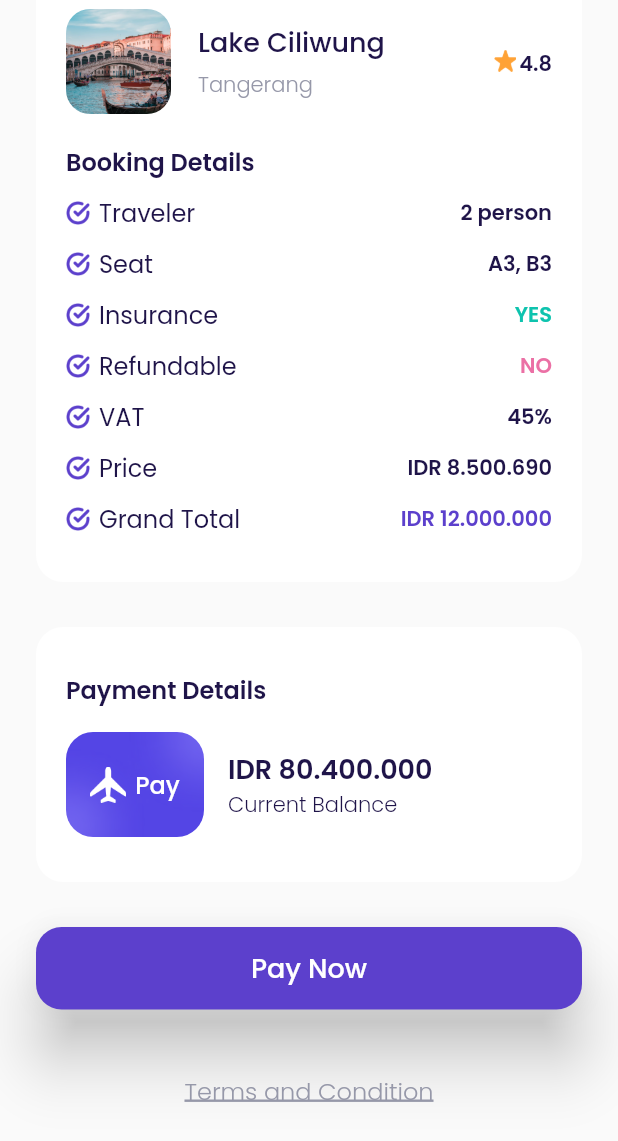
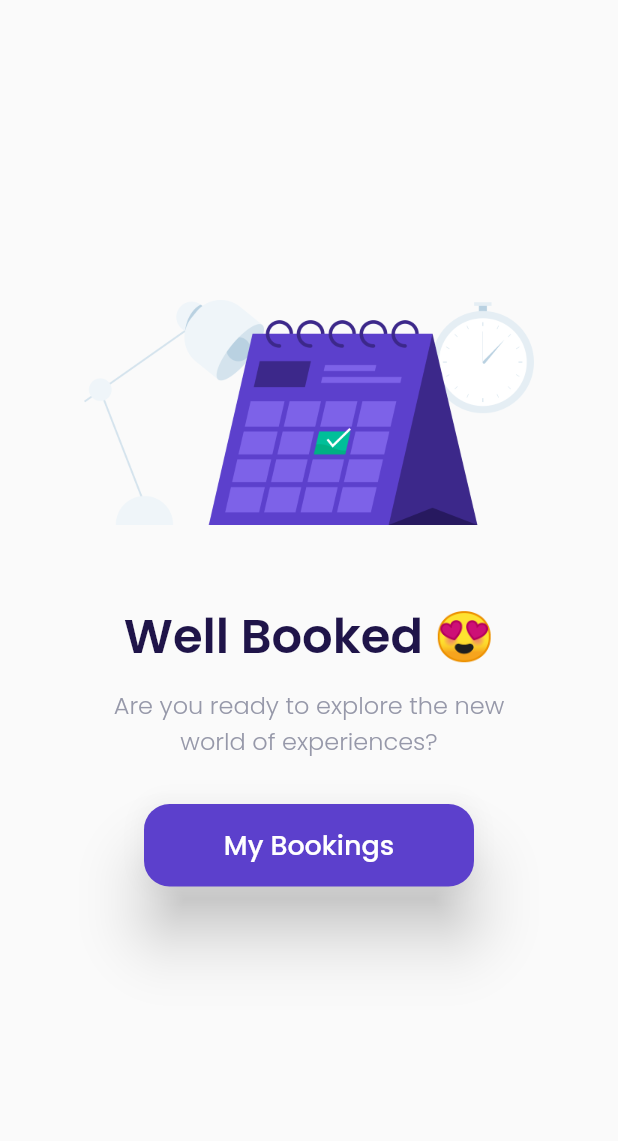
Before and after one commit to Flutter-Dart-Hacks/bwa-pesawats, a Flutter app: the CheckoutPage screen opened by its route, scrolled down 236 dp, after a tap on "Pay Now", on a phone screen of 412 x 824 dp. Shown: the top 1141 px of the screen. Run offline on Flutter 3.47's test engine with Material 2 defaults, Android fonts, the phone set to English and light mode, and no system bars; our stand-ins replace google_fonts.

Commit message:
Pembuatan halaman success checkout dan routing halaman yang lain

```diff
--- a/lib/main.dart
+++ b/lib/main.dart
@@ -6,6 +6,7 @@ import 'package:bwa_pesawats/ui/pages/getstarted_page.dart';
 import 'package:bwa_pesawats/ui/pages/main_page.dart';
 import 'package:bwa_pesawats/ui/pages/sign_up_page.dart';
 import 'package:bwa_pesawats/ui/pages/splash_page.dart';
+import 'package:bwa_pesawats/ui/pages/success_checkout_page.dart';
 import 'package:flutter/material.dart';
 
 void main() {
@@ -58,6 +59,9 @@ class PesawatApp extends StatelessWidget {
         CheckoutPage.routeName: (context) {
           return const CheckoutPage();
         },
+        SuccessCheckoutPage.routeName: (context) {
+          return const SuccessCheckoutPage();
+        }
       },
     );
   }
--- a/lib/ui/pages/checkout_page.dart
+++ b/lib/ui/pages/checkout_page.dart
@@ -1,4 +1,5 @@
 import 'package:bwa_pesawats/shareds/themes.dart';
+import 'package:bwa_pesawats/ui/pages/success_checkout_page.dart';
 import 'package:bwa_pesawats/ui/widgets/booking_detail_item.dart';
 import 'package:bwa_pesawats/ui/widgets/custom_button_getstarted.dart';
 import 'package:flutter/material.dart';
@@ -331,7 +332,9 @@ class _CheckoutPageState extends State<CheckoutPage> {
         margin: const EdgeInsets.only(bottom: 30),
         child: CustomButtonPrimary(
           title: 'Pay Now',
-          onPressedFunction: () {},
+          onPressedFunction: () {
+            Navigator.pushNamed(context, SuccessCheckoutPage.routeName);
+          },
         ),
       );
     }
--- /dev/null
+++ b/lib/ui/pages/success_checkout_page.dart
@@ -0,0 +1,74 @@
+import 'package:bwa_pesawats/shareds/themes.dart';
+import 'package:bwa_pesawats/ui/pages/main_page.dart';
+import 'package:bwa_pesawats/ui/widgets/custom_button_getstarted.dart';
+import 'package:flutter/material.dart';
+
+class SuccessCheckoutPage extends StatelessWidget {
+  const SuccessCheckoutPage({super.key});
+
+  static const String routeName = '/success_checkout';
+
+  @override
+  Widget build(BuildContext context) {
+    return Scaffold(
+      backgroundColor: kBackgroundColor,
+      body: SafeArea(
+        bottom: false,
+        child: SingleChildScrollView(
+          child: Column(
+            crossAxisAlignment: CrossAxisAlignment.center,
+            mainAxisAlignment: MainAxisAlignment.center,
+            children: [
+              Container(
+                width: double.infinity,
+                height: 150,
+                margin: const EdgeInsets.only(
+                  top: 200,
+                  bottom: 50,
+                ),
+                decoration: const BoxDecoration(
+                  image: DecorationImage(
+                    image: AssetImage('resources/image_success_book.png'),
+                    fit: BoxFit.contain,
+                  ),
+                ),
+              ),
+              Text(
+                'Well Booked 😍',
+                style: blackTextStyle.copyWith(
+                  fontWeight: semiBold,
+                  fontSize: 32,
+                ),
+              ),
+              const SizedBox(
+                height: 10,
+              ),
+              Text(
+                'Are you ready to explore the new\nworld of experiences?',
+                style: greyTextStyle.copyWith(
+                  fontWeight: light,
+                  fontSize: 16,
+                ),
+                textAlign: TextAlign.center,
+              ),
+              const SizedBox(
+                height: 30,
+              ),
+              CustomButtonPrimary(
+                title: 'My Bookings',
+                width: 220,
+                onPressedFunction: () {
+                  Navigator.pushNamedAndRemoveUntil(
+                      context, MainPage.routeName, (route) => false);
+                },
+              ),
+              const SizedBox(
+                height: 50,
+              ),
+            ],
+          ),
+        ),
+      ),
+    );
+  }
+}
```
Also changed, not shown: lib/ui/pages/settings_page.dart (added, +16 -0 lines), lib/ui/pages/transaction_page.dart (added, +16 -0 lines), lib/ui/pages/wallet_pages.dart (added, +16 -0 lines).
